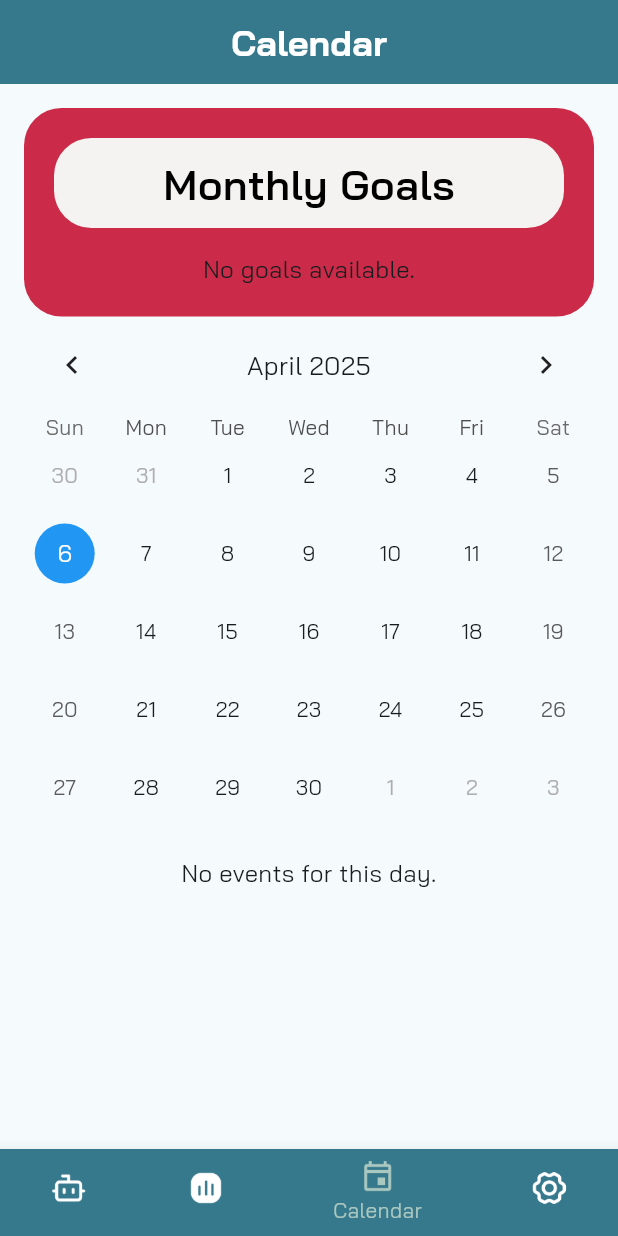
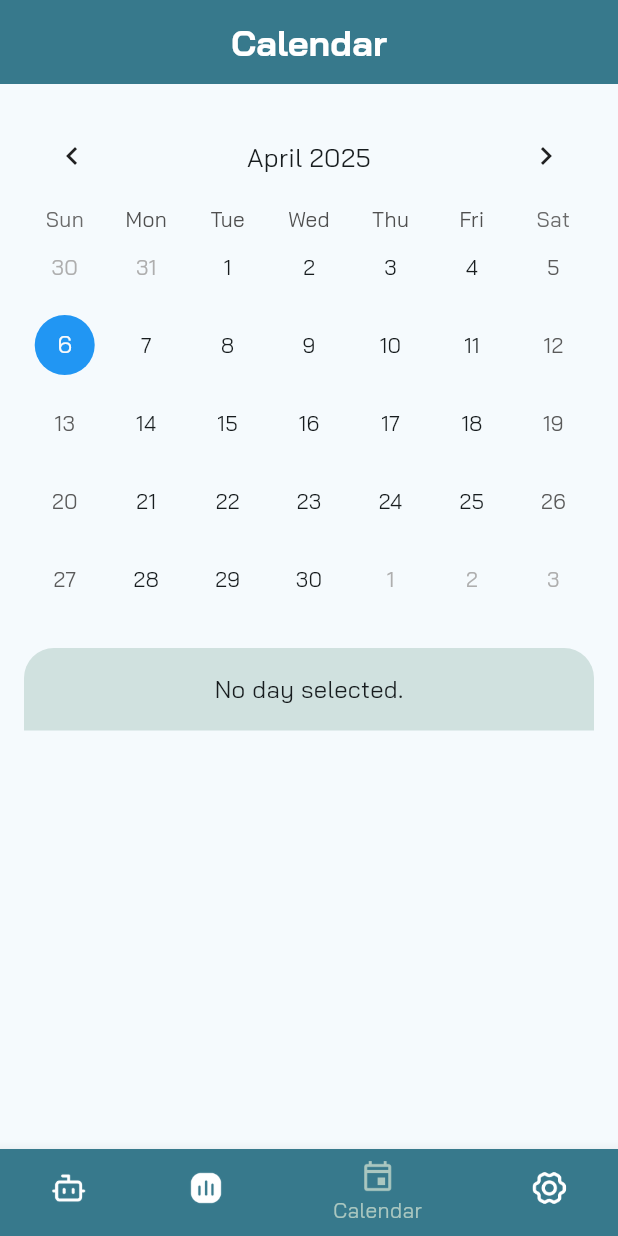
Before and after one commit to monsimb/WeHack, a Flutter app: the screen it shows after launch, item 3 of the bottom bar chosen, on a phone screen of 412 x 824 dp. Run offline on Flutter 3.47's test engine with Material 3 defaults, Android fonts, the phone set to English and light mode, and no system bars; drawn by our look-alikes of table_calendar; our stand-ins replace fl_chart; network calls fail.

Commit message:
eichelle stuff idk

```diff
--- a/lib/calendar.dart
+++ b/lib/calendar.dart
@@ -36,15 +36,15 @@ class _CalendarState extends State<Calendar> {
       final Map<DateTime, List<Map<String, dynamic>>> events = {};
 
       for (var event in data) {
-        DateTime eventDate =
-            DateTime.parse(event['start']['dateTime']);
-        eventDate =  DateTime(eventDate.year, eventDate.month, eventDate.day);
+        DateTime eventDate = DateTime.parse(event['start']['dateTime']);
+        eventDate = DateTime(eventDate.year, eventDate.month, eventDate.day);
 
         final DateTime startTime =
             DateTime.parse(event['start']['dateTime']).toLocal();
         final DateTime endTime =
             DateTime.parse(event['end']['dateTime']).toLocal();
-        final String formattedStartTime = DateFormat('hh:mm a').format(startTime);
+        final String formattedStartTime =
+            DateFormat('hh:mm a').format(startTime);
         final String formattedEndTime = DateFormat('hh:mm a').format(endTime);
 
         if (!events.containsKey(eventDate)) {
@@ -53,7 +53,7 @@ class _CalendarState extends State<Calendar> {
         events[eventDate]!.add({
           'summary': event['summary'],
           'start': formattedStartTime, // Use the formatted start time
-          'end': formattedEndTime,     // Use the formatted end time
+          'end': formattedEndTime, // Use the formatted end time
         });
       }
 
@@ -96,111 +96,28 @@ class _CalendarState extends State<Calendar> {
         backgroundColor: const Color(0xff37798c), // Match the dashboard theme
         centerTitle: true,
       ),
-      body: SingleChildScrollView(
+      body: Column(
+        children: [
+          Expanded(
+            child: SingleChildScrollView(
               child: Padding(
                 padding: const EdgeInsets.all(16.0),
                 child: Column(
                   children: [
-              GestureDetector(
-                onTap: () {
-                  Navigator.push(
-                    context,
-                    MaterialPageRoute(builder: (context) => const GoalsPage()),
-                  );
-                },
-                child: Container(
-                  width: 400,
-                  decoration: BoxDecoration(
-                    borderRadius: BorderRadius.circular(25),
-                    color: const Color(0xffcb2b49),
-                  ),
-                  child: Padding(
-                    padding: const EdgeInsets.all(20),
-                    child: Column(
-                      mainAxisAlignment: MainAxisAlignment.center,
-                      children: [
-                        Container(
-                          decoration: BoxDecoration(
-                            borderRadius: BorderRadius.circular(25),
-                            color: const Color.fromARGB(255, 245, 243, 242),
-                          ),
-                          child: const Padding(
-                            padding: EdgeInsets.all(10),
-                            child: Align(
-                              alignment: Alignment.center,
-                              child: Text(
-                                "Monthly Goals",
-                                style: TextStyle(
-                                  color: Colors.black,
-                                  fontSize: 28,
-                                  fontFamily: 'Bai Jamjuree',
-                                  fontWeight: FontWeight.w600,
-                                ),
-                              ),
-                            ),
-                          ),
-                        ),
-                        const SizedBox(height: 16), // Spacer
-                        if (_goals.isNotEmpty)
-                          Column(
-                            children: _goals.map((goal) {
-                              return Padding(
-                                padding:
-                                    const EdgeInsets.symmetric(vertical: 5.0),
-                                child: Container(
-                                  width: 350,
-                                  decoration: BoxDecoration(
-                                    borderRadius: BorderRadius.circular(25),
-                                    color: const Color.fromARGB(
-                                        255, 245, 243, 242),
-                                  ),
-                                  child: Padding(
-                                    padding: const EdgeInsets.all(10),
-                                    child: Column(
-                                      crossAxisAlignment:
-                                          CrossAxisAlignment.start,
-                                      children: [
-                                        Text(
-                                          goal['title'],
-                                          style: const TextStyle(
-                                            color: Colors.black,
-                                            fontSize: 18,
-                                            fontWeight: FontWeight.bold,
-                                          ),
-                                        ),
-                                        Text(
-                                          'Progress: ${goal['progress']}',
-                                          style: const TextStyle(
-                                            color: Colors.grey,
-                                            fontSize: 14,
-                                          ),
-                                        ),
-                                      ],
-                                    ),
-                                  ),
-                                ),
-                              );
-                            }).toList(),
-                          )
-                        else
-                          const Text(
-                            'No goals available.',
-                            style: TextStyle(fontSize: 16),
-                          ),
-                      ],
-                    ),
-                  ),
-                ),
-              ),
                     TableCalendar(
                       firstDay: DateTime.utc(2000, 1, 1),
                       lastDay: DateTime.utc(2100, 12, 31),
                       focusedDay: _focusedDay,
-                selectedDayPredicate: (day) => isSameDay(_selectedDay, day),
+                      selectedDayPredicate: (day) =>
+                          isSameDay(_selectedDay, day),
                       onDaySelected: (selectedDay, focusedDay) {
                         setState(() {
                           _selectedDay = selectedDay;
-                    _eventDay = DateTime(_selectedDay!.year, _selectedDay!.month, _selectedDay!.day);
+                          _eventDay = DateTime(
+                            _selectedDay!.year,
+                            _selectedDay!.month,
+                            _selectedDay!.day,
+                          );
                           _focusedDay = focusedDay;
                         });
                       },
@@ -220,26 +137,59 @@ class _CalendarState extends State<Calendar> {
                       ),
                     ),
                     const SizedBox(height: 20),
-              if (_selectedDay != null && _events[_eventDay] != null)
-                Column(
-                  children: _events[_eventDay]!.map((event) {
+
+                    // Display events for the selected day
+                    Container(
+                      width: double.infinity,
+                      padding: const EdgeInsets.all(16.0),
+                      decoration: BoxDecoration(
+                        color: const Color.fromARGB(127, 170, 199, 192),
+                        borderRadius: const BorderRadius.vertical(
+                            top: Radius.circular(20)),
+                      ),
+                      child: _selectedDay != null && _events[_eventDay] != null
+                          ? Column(
+                              crossAxisAlignment: CrossAxisAlignment.start,
+                              children: [
+                                Text(
+                                  'Events for ${DateFormat('MMMM d, yyyy').format(_selectedDay!)}:',
+                                  style: const TextStyle(
+                                    fontSize: 18,
+                                    fontWeight: FontWeight.bold,
+                                  ),
+                                ),
+                                const SizedBox(height: 10),
+                                ..._events[_eventDay]!.map((event) {
                                   return ListTile(
-                      title: Text(event['summary']),
+                                    contentPadding: EdgeInsets.zero,
+                                    title: Text(
+                                      event['summary'],
+                                      style: const TextStyle(
+                                          fontWeight: FontWeight.bold),
+                                    ),
                                     subtitle: Text(
                                       'Start: ${event['start']}\nEnd: ${event['end']}',
                                     ),
                                   );
                                 }).toList(),
+                              ],
                             )
-              else
-                const Text(
-                  'No events for this day.',
-                  style: TextStyle(fontSize: 16),
+                          : Center(
+                              child: Text(
+                                _selectedDay != null
+                                    ? 'No events for ${DateFormat('MMMM d, yyyy').format(_selectedDay!)}.'
+                                    : 'No day selected.',
+                                style: const TextStyle(fontSize: 16),
+                              ),
+                            ),
                     ),
                   ],
                 ),
               ),
             ),
+          ),
+        ],
+      ),
     );
   }
 }
--- a/lib/chatbot.dart
+++ b/lib/chatbot.dart
@@ -143,12 +143,16 @@ class _ChatScreenState extends State<ChatScreen> {
                     padding: const EdgeInsets.all(12.0),
                     decoration: BoxDecoration(
                       color: isUser
-                          ? const Color(0xff37798c)
+                          ? const Color(
+                              0xffcb2b49) // Changed to #cb2b49 for user messages
                           : const Color.fromARGB(255, 55, 121, 140),
                       borderRadius: BorderRadius.circular(15.0),
                     ),
                     child: Text(
                       message["content"] ?? "",
+                      textAlign: isUser
+                          ? TextAlign.right
+                          : TextAlign.left, // Alignment for text
                       style: const TextStyle(color: Colors.white),
                     ),
                   ),
```
Also changed, not shown: pubspec.lock. Lines whose indentation alone changed are shown as unchanged.
